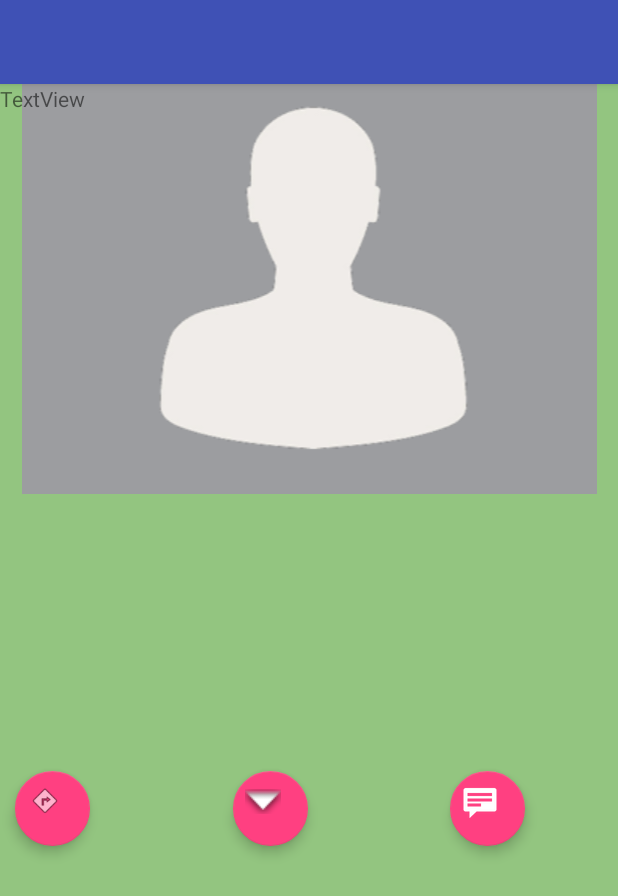
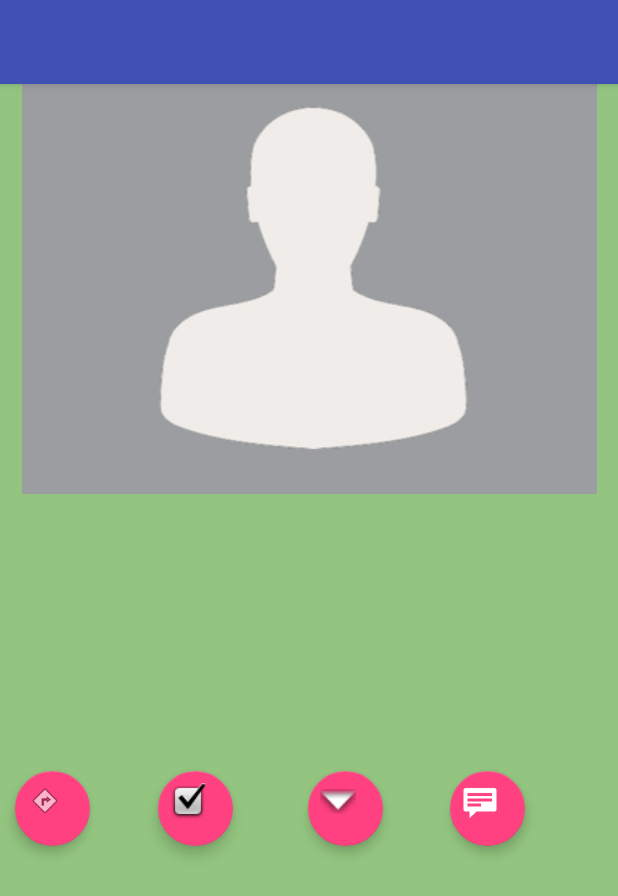
Before and after one commit to chang352/Lets-Eat, an Android app: the ProfileMatches screen opened directly, with no data from a screen before it, on a phone screen of 412 x 824 dp. Shown: the top 896 px of the screen. Run offline under Robolectric (Android 15) with nearby library versions, the phone set to English and light mode, and no system bars; our stand-ins replace Volley; network calls fail.

Commit message:
Update profile_matches.xml

```diff
--- a/Lets-Eat- copy/app/src/main/res/layout/profile_matches.xml
+++ b/Lets-Eat- copy/app/src/main/res/layout/profile_matches.xml
@@ -4,20 +4,58 @@
     android:layout_width="match_parent"
     android:layout_height="match_parent"
     android:background="#0099cc"
-    tools:context="cs307spring17team26.lets_eat_.ProfileMatchesBackup">
+    tools:context="cs307spring17team26.lets_eat_.ProfileMatchesBackup"
+    android:id="@+id/frame">
 
     <!-- The primary full-screen view. This can be replaced with whatever view
          is needed to present your content, e.g. VideoView, SurfaceView,
          TextureView, etc. -->
     <TextView
-        android:id="@+id/fullscreen_content"
+        android:text="TextView"
+        android:layout_width="match_parent"
+        android:layout_height="wrap_content"
+        android:visibility="invisible"
+        android:id="@+id/meeting"
+        android:gravity="center"
+        android:layout_marginTop="200dp" />
+
+    <Button
+        android:text="ACCEPT"
+        android:layout_width="wrap_content"
+        android:layout_height="wrap_content"
+        android:visibility="invisible"
+        android:id="@+id/acceptButton"
+        android:layout_marginTop="250dp"
+        android:layout_marginLeft="30dp" />
+
+    <Button
+        android:text="DELETE"
+        android:layout_width="wrap_content"
+        android:layout_height="wrap_content"
+        android:visibility="invisible"
+        android:id="@+id/deleteButton"
+        android:layout_marginTop="250dp"
+        android:layout_marginLeft="130dp" />
+
+    <Button
+        android:text="BACK"
+        android:layout_width="wrap_content"
+        android:layout_height="wrap_content"
+        android:visibility="invisible"
+        android:id="@+id/back"
+        android:layout_marginTop="250dp"
+        android:layout_marginLeft="230dp" />
+
+    <TextView
+        android:id="@+id/text"
         android:layout_width="match_parent"
         android:layout_height="match_parent"
         android:gravity="center"
         android:keepScreenOn="true"
-        android:text="@string/dummy_content"
+        android:text="\n"
         android:textColor="#33b5e5"
-        android:textSize="50sp"
+        android:visibility="visible"
+        android:textSize="36sp"
         android:textStyle="bold" />
 
     <!-- This FrameLayout insets its children based on system windows using
@@ -26,7 +64,9 @@
         android:layout_width="match_parent"
         android:layout_height="match_parent"
         android:fitsSystemWindows="true"
-        android:background="#93c580">
+        android:visibility="visible"
+        android:background="#93c580"
+        android:id="@+id/layout">
 
         <LinearLayout
             android:id="@+id/fullscreen_content_controls"
@@ -36,6 +76,7 @@
             android:layout_gravity="bottom|center_horizontal"
             android:background="@color/black_overlay"
             android:orientation="horizontal"
+            android:visibility="visible"
             tools:ignore="UselessParent">
 
         </LinearLayout>
@@ -45,26 +86,8 @@
             android:layout_height="wrap_content"
             android:src="@drawable/person_icon"
             android:id="@+id/matchProfilePic"
+            android:visibility="visible"
             android:layout_marginTop="-10dp" />
-
-        <ListView
-            android:layout_width="match_parent"
-            android:layout_height="188dp"
-            android:layout_marginTop="264dp"
-            android:id="@+id/matchInfo"
-            android:divider="@color/black_overlay"
-            android:dividerHeight="0.5dp" />
-
-        <android.support.design.widget.FloatingActionButton
-            android:layout_width="54dp"
-            android:layout_height="50dp"
-            android:clickable="true"
-            app:fabSize="mini"
-            android:src="@android:drawable/arrow_down_float"
-            android:id="@+id/closeProfileButton"
-            android:layout_marginLeft="155dp"
-            android:layout_marginTop="458dp"
-            app:elevation="5dp" />
 
         <android.support.design.widget.FloatingActionButton
             android:layout_width="54dp"
@@ -72,6 +95,7 @@
             android:clickable="true"
             app:fabSize="mini"
             android:src="@android:drawable/stat_notify_chat"
+            android:visibility="visible"
             android:id="@+id/chatButton"
             android:background="@drawable/design_fab_background"
             app:elevation="5dp"
@@ -85,15 +109,42 @@
             android:src="@android:drawable/ic_menu_directions"
             android:id="@+id/restaurantButton"
             app:elevation="5dp"
+            android:visibility="visible"
             android:layout_marginTop="458dp"
             app:fabSize="mini"
             android:layout_marginLeft="10dp" />
 
-        <TextView
-            android:text="TextView"
-            android:layout_width="wrap_content"
-            android:layout_height="wrap_content"
-            android:id="@+id/test" />
+        <android.support.design.widget.FloatingActionButton
+            android:layout_width="54dp"
+            android:layout_height="50dp"
+            android:clickable="true"
+            app:fabSize="mini"
+            android:src="@android:drawable/checkbox_on_background"
+            android:visibility="visible"
+            android:id="@+id/acceptMeeting"
+            android:layout_marginTop="458dp"
+            android:layout_marginLeft="105dp" />
+
+        <android.support.design.widget.FloatingActionButton
+            android:layout_width="54dp"
+            android:layout_height="50dp"
+            android:clickable="true"
+            app:fabSize="mini"
+            android:src="@android:drawable/arrow_down_float"
+            android:id="@+id/closeProfileButton"
+            android:visibility="visible"
+            android:layout_marginLeft="205dp"
+            android:layout_marginTop="458dp"
+            app:elevation="5dp" />
+
+        <ListView
+            android:layout_width="match_parent"
+            android:layout_height="188dp"
+            android:layout_marginTop="264dp"
+            android:id="@+id/matchInfo"
+            android:divider="@color/black_overlay"
+            android:visibility="visible"
+            android:dividerHeight="0.5dp" />
 
     </FrameLayout>
 
```
